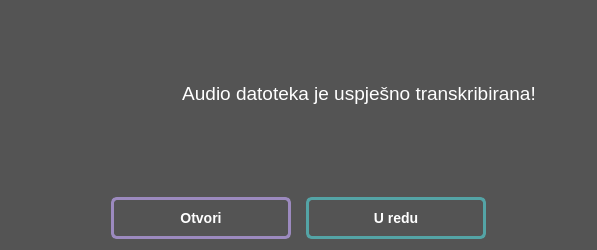
First picture: the form in src/View/SuccessDialog/SuccessDialog.ui, repository tomarga/Skripta, before the edit.
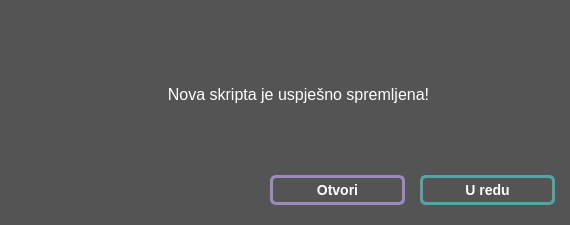
Second picture: the form after the edit. Icons and pictures are not drawn.

Commit message: Ui component classes: update sizes, margins and layout to create consistency

```diff
--- a/src/View/SuccessDialog/SuccessDialog.ui
+++ b/src/View/SuccessDialog/SuccessDialog.ui
@@ -6,8 +6,8 @@
    <rect>
     <x>0</x>
     <y>0</y>
-    <width>597</width>
-    <height>250</height>
+    <width>570</width>
+    <height>225</height>
    </rect>
   </property>
   <property name="windowTitle">
@@ -25,29 +25,38 @@
 	background-color: rgb(84, 84, 84)
 }</string>
   </property>
-  <layout class="QVBoxLayout" name="verticalLayout" stretch="0,0">
-   <property name="spacing">
-    <number>45</number>
+  <layout class="QVBoxLayout" name="verticalLayout" stretch="3,1">
+   <property name="leftMargin">
+    <number>15</number>
+   </property>
+   <property name="topMargin">
+    <number>20</number>
+   </property>
+   <property name="rightMargin">
+    <number>15</number>
+   </property>
+   <property name="bottomMargin">
+    <number>20</number>
    </property>
    <item>
-    <layout class="QHBoxLayout" name="horizontalLayout" stretch="0,0">
+    <layout class="QHBoxLayout" name="horizontalLayout">
      <property name="spacing">
-      <number>4</number>
-     </property>
-     <property name="sizeConstraint">
-      <enum>QLayout::SetMaximumSize</enum>
-     </property>
-     <property name="leftMargin">
       <number>20</number>
      </property>
-     <property name="topMargin">
-      <number>25</number>
+     <property name="leftMargin">
+      <number>0</number>
      </property>
      <property name="rightMargin">
-      <number>50</number>
+      <number>0</number>
      </property>
      <item>
       <widget class="QLabel" name="SuccessIconLabel">
+       <property name="maximumSize">
+        <size>
+         <width>100</width>
+         <height>16777215</height>
+        </size>
+       </property>
        <property name="text">
         <string/>
        </property>
@@ -61,6 +70,12 @@
      </item>
      <item>
       <widget class="QLabel" name="SuccessMessageLabel">
+       <property name="sizePolicy">
+        <sizepolicy hsizetype="Expanding" vsizetype="Preferred">
+         <horstretch>0</horstretch>
+         <verstretch>0</verstretch>
+        </sizepolicy>
+       </property>
        <property name="styleSheet">
         <string notr="true">QLabel#SuccessMessageLabel {
 	color: white;
@@ -68,7 +83,10 @@
 }</string>
        </property>
        <property name="text">
-        <string>&lt;html&gt;&lt;head/&gt;&lt;body&gt;&lt;p align=&quot;center&quot;&gt;&lt;span style=&quot; font-size:14pt;&quot;&gt;Audio datoteka je uspješno transkribirana!&lt;/span&gt;&lt;/p&gt;&lt;/body&gt;&lt;/html&gt;</string>
+        <string>&lt;html&gt;&lt;head/&gt;&lt;body&gt;&lt;p align=&quot;center&quot;&gt;&lt;span style=&quot; font-size:12pt;&quot;&gt;Nova skripta je uspješno spremljena!&lt;/span&gt;&lt;/p&gt;&lt;/body&gt;&lt;/html&gt;</string>
+       </property>
+       <property name="alignment">
+        <set>Qt::AlignRight|Qt::AlignTrailing|Qt::AlignVCenter</set>
        </property>
       </widget>
      </item>
@@ -82,14 +100,29 @@
      <property name="sizeConstraint">
       <enum>QLayout::SetMinimumSize</enum>
      </property>
+     <item>
+      <spacer name="horizontalSpacer">
+       <property name="orientation">
+        <enum>Qt::Horizontal</enum>
+       </property>
+       <property name="sizeHint" stdset="0">
+        <size>
+         <width>40</width>
+         <height>20</height>
+        </size>
+       </property>
+      </spacer>
+     </item>
      <item>
       <widget class="QPushButton" name="OpenFileButton">
+       <property name="minimumSize">
+        <size>
+         <width>135</width>
+         <height>30</height>
+        </size>
+       </property>
        <property name="styleSheet">
         <string notr="true">QPushButton#OpenFileButton {
-	margin-left: 100px;
-	padding-top: 10px;
-	padding-bottom: 10px;
-
 	border-radius: 6px;
 	border: 3px solid #9C8ABF;
 
@@ -113,12 +146,14 @@
      </item>
      <item>
       <widget class="QPushButton" name="OKButton">
+       <property name="minimumSize">
+        <size>
+         <width>135</width>
+         <height>30</height>
+        </size>
+       </property>
        <property name="styleSheet">
         <string notr="true">QPushButton#OKButton {
-	margin-right: 100px;
-	padding-top: 10px;
-	padding-bottom: 10px;
-
 	border-radius: 6px;
 	border: 3px solid #54a4a6;
 
```
Left out of the diff: 2 changed lines with no effect on the pictures. The commit also changes 7 other files.
